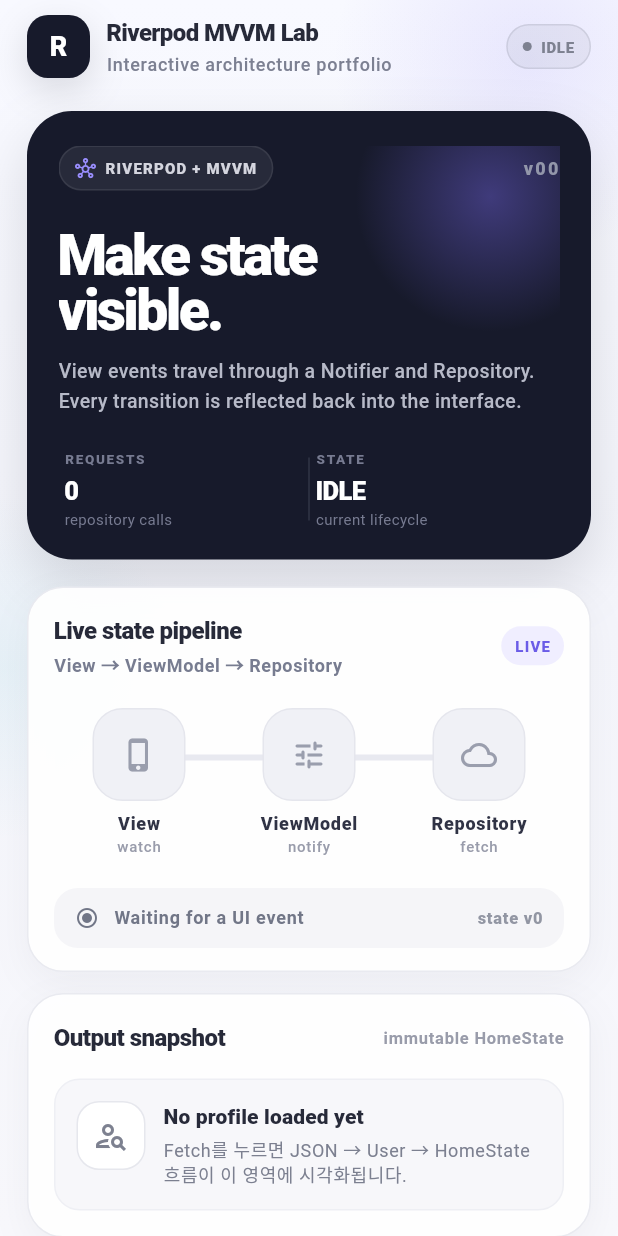
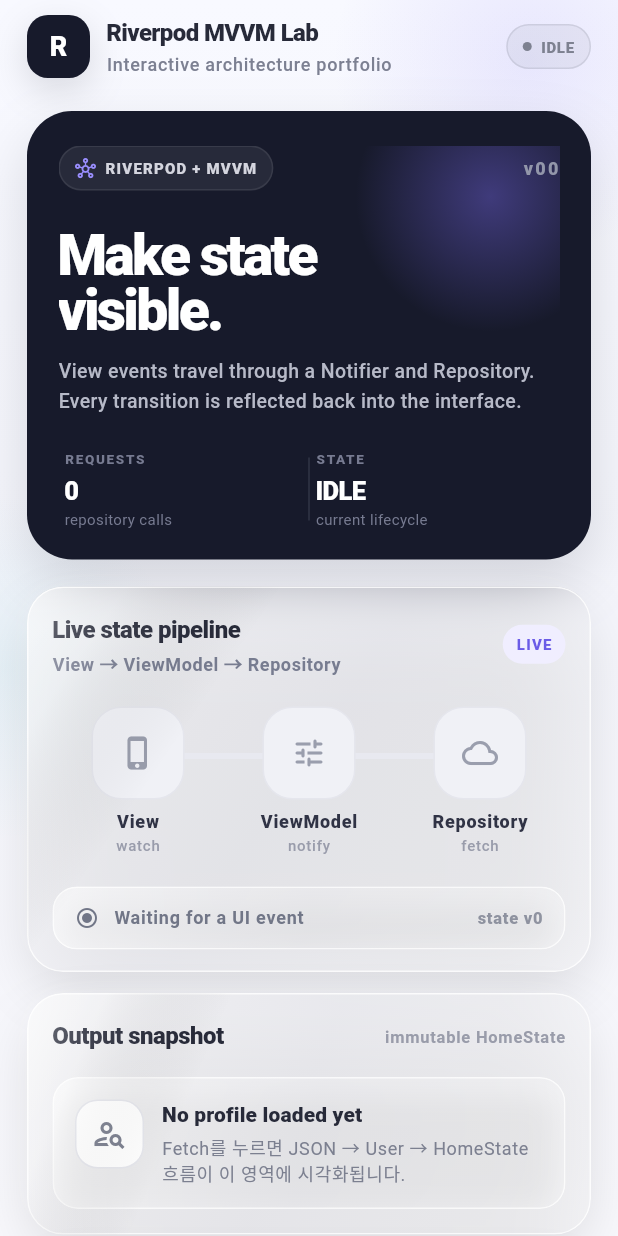
Before and after one commit to oosuhada/flutter_riverpod_mvvm, a Flutter app: the screen it shows after launch, on a phone screen of 412 x 824 dp. Run offline on Flutter 3.47's test engine with Material 3 defaults, Android fonts, the phone set to English and light mode, and no system bars; our stand-ins replace flutter_riverpod.

```diff
--- a/lib/home_page.dart
+++ b/lib/home_page.dart
@@ -651,40 +651,32 @@ class _TraceLine extends StatelessWidget {
 
   @override
   Widget build(BuildContext context) {
-    final (icon, message, color, background) = switch (state.status) {
+    final (icon, message, color) = switch (state.status) {
       RequestStatus.idle => (
           Icons.radio_button_checked_rounded,
           'Waiting for a UI event',
           const Color(0xFF717687),
-          const Color(0xFFF5F5F8),
         ),
       RequestStatus.loading => (
           Icons.sync_rounded,
           'ViewModel → Repository · request in flight',
           const Color(0xFF6559D9),
-          const Color(0xFFF1EFFF),
         ),
       RequestStatus.success => (
           Icons.check_circle_rounded,
           'Repository → ViewModel → View · state committed',
           const Color(0xFF17816D),
-          const Color(0xFFE8F7F2),
         ),
       RequestStatus.error => (
           Icons.error_rounded,
           'Repository → ViewModel · error captured, retry available',
           const Color(0xFFB44E62),
-          const Color(0xFFFFEFF2),
         ),
     };
 
-    return Container(
-      width: double.infinity,
+    return AppGlassInset(
       padding: const EdgeInsets.symmetric(horizontal: 14, vertical: 12),
-      decoration: BoxDecoration(
-        color: background,
-        borderRadius: BorderRadius.circular(16),
-      ),
+      accentColor: color,
       child: Row(
         children: [
           Icon(icon, size: 16, color: color),
@@ -861,14 +853,10 @@ class _OutputBody extends StatelessWidget {
           ],
         ),
         const SizedBox(height: 14),
-        Container(
-          width: double.infinity,
+        AppGlassInset(
           padding: const EdgeInsets.symmetric(horizontal: 12, vertical: 10),
-          decoration: BoxDecoration(
-            color: const Color(0xFFF7F7FA),
-            borderRadius: BorderRadius.circular(14),
-            border: Border.all(color: const Color(0xFFEEEFF4)),
-          ),
+          radius: 14,
+          accentColor: const Color(0xFF7668EA),
           child: Row(
             children: [
               const Icon(
@@ -925,14 +913,10 @@ class _EmptyOutput extends StatelessWidget {
   Widget build(BuildContext context) {
     final loading = state.status == RequestStatus.loading;
 
-    return Container(
-      width: double.infinity,
+    return AppGlassInset(
       padding: const EdgeInsets.all(14),
-      decoration: BoxDecoration(
-        color: const Color(0xFFF7F7FA),
-        borderRadius: BorderRadius.circular(17),
-        border: Border.all(color: const Color(0xFFEEEFF4)),
-      ),
+      radius: 17,
+      accentColor: loading ? const Color(0xFF7365E7) : const Color(0xFF7D8190),
       child: Row(
         crossAxisAlignment: CrossAxisAlignment.start,
         children: [
@@ -994,16 +978,10 @@ class _ErrorOutput extends StatelessWidget {
 
   @override
   Widget build(BuildContext context) {
-    return Container(
-      width: double.infinity,
+    return AppGlassInset(
       padding: const EdgeInsets.all(14),
-      decoration: BoxDecoration(
-        gradient: const LinearGradient(
-          colors: [Color(0xFFFFF3F5), Color(0xFFFFF8F8)],
-        ),
-        borderRadius: BorderRadius.circular(17),
-        border: Border.all(color: const Color(0xFFF8D8DE)),
-      ),
+      radius: 17,
+      accentColor: const Color(0xFFB24C60),
       child: Row(
         crossAxisAlignment: CrossAxisAlignment.start,
         children: [
@@ -1064,12 +1042,9 @@ class _DataPoint extends StatelessWidget {
 
   @override
   Widget build(BuildContext context) {
-    return Container(
+    return AppGlassInset(
       padding: const EdgeInsets.symmetric(horizontal: 10, vertical: 9),
-      decoration: BoxDecoration(
-        color: const Color(0xFFF7F7FA),
-        borderRadius: BorderRadius.circular(13),
-      ),
+      radius: 13,
       child: Column(
         crossAxisAlignment: CrossAxisAlignment.start,
         children: [
@@ -1274,21 +1249,11 @@ class _Surface extends StatelessWidget {
 
   @override
   Widget build(BuildContext context) {
-    return Container(
-      padding: padding,
-      decoration: BoxDecoration(
-        color: Colors.white.withValues(alpha: 0.94),
-        borderRadius: BorderRadius.circular(24),
-        border: Border.all(color: const Color(0xFFE9EAF0)),
-        boxShadow: const [
-          BoxShadow(
-            color: Color(0x0C171A2B),
-            blurRadius: 22,
-            offset: Offset(0, 8),
-          ),
-        ],
+    return AppGlassSurface(
+      child: Padding(
+        padding: padding,
+        child: child,
       ),
-      child: child,
     );
   }
 }
--- a/lib/v2_glass.dart
+++ b/lib/v2_glass.dart
@@ -3,18 +3,26 @@ import 'dart:ui';
 import 'package:flutter/material.dart';
 
 class AppGlassSurface extends StatelessWidget {
-  const AppGlassSurface({super.key, required this.child});
+  const AppGlassSurface({
+    super.key,
+    required this.child,
+    this.radius = 24,
+    this.blurSigma = 22,
+  });
 
   final Widget child;
+  final double radius;
+  final double blurSigma;
 
   @override
   Widget build(BuildContext context) {
     final highContrast = MediaQuery.maybeOf(context)?.highContrast ?? false;
     final theme = Theme.of(context);
     final dark = theme.brightness == Brightness.dark;
-    final radius = BorderRadius.circular(24);
+    final borderRadius = BorderRadius.circular(radius);
     final base = dark ? const Color(0xFF25262D) : Colors.white;
-    final accent = Color.lerp(base, theme.colorScheme.primary, dark ? .16 : .11)!;
+    final accent =
+        Color.lerp(base, theme.colorScheme.primary, dark ? .16 : .11)!;
     final topAlpha = highContrast ? (dark ? .96 : .98) : (dark ? .60 : .46);
     final middleAlpha = highContrast ? (dark ? .94 : .96) : (dark ? .50 : .34);
     final bottomAlpha = highContrast ? (dark ? .92 : .94) : (dark ? .42 : .26);
@@ -24,7 +32,7 @@ class AppGlassSurface extends StatelessWidget {
       children: [
         DecoratedBox(
           decoration: BoxDecoration(
-            borderRadius: radius,
+            borderRadius: borderRadius,
             gradient: LinearGradient(
               begin: Alignment.topLeft,
               end: Alignment.bottomRight,
@@ -48,7 +56,7 @@ class AppGlassSurface extends StatelessWidget {
           child: IgnorePointer(
             child: DecoratedBox(
               decoration: BoxDecoration(
-                borderRadius: radius,
+                borderRadius: borderRadius,
                 gradient: LinearGradient(
                   begin: Alignment.topLeft,
                   end: Alignment.center,
@@ -67,18 +75,18 @@ class AppGlassSurface extends StatelessWidget {
     );
 
     final clipped = ClipRRect(
-      borderRadius: radius,
+      borderRadius: borderRadius,
       child: highContrast
           ? body
           : BackdropFilter(
-              filter: ImageFilter.blur(sigmaX: 22, sigmaY: 22),
+              filter: ImageFilter.blur(sigmaX: blurSigma, sigmaY: blurSigma),
               child: body,
             ),
     );
 
     return DecoratedBox(
       decoration: BoxDecoration(
-        borderRadius: radius,
+        borderRadius: borderRadius,
         boxShadow: [
           BoxShadow(
             color: Colors.black.withValues(alpha: dark ? .28 : .13),
@@ -98,3 +106,68 @@ class AppGlassSurface extends StatelessWidget {
     );
   }
 }
+
+class AppGlassInset extends StatelessWidget {
+  const AppGlassInset({
+    super.key,
+    required this.child,
+    this.padding = EdgeInsets.zero,
+    this.radius = 16,
+    this.accentColor,
+  });
+
+  final Widget child;
+  final EdgeInsetsGeometry padding;
+  final double radius;
+  final Color? accentColor;
+
+  @override
+  Widget build(BuildContext context) {
+    final highContrast = MediaQuery.maybeOf(context)?.highContrast ?? false;
+    final dark = Theme.of(context).brightness == Brightness.dark;
+    final borderRadius = BorderRadius.circular(radius);
+    final base = dark ? const Color(0xFF202129) : Colors.white;
+    final accent = accentColor ?? Theme.of(context).colorScheme.primary;
+
+    final content = Container(
+      padding: padding,
+      decoration: BoxDecoration(
+        borderRadius: borderRadius,
+        gradient: LinearGradient(
+          begin: Alignment.topLeft,
+          end: Alignment.bottomRight,
+          colors: [
+            base.withValues(alpha: highContrast ? .94 : (dark ? .54 : .54)),
+            Color.lerp(base, accent, dark ? .18 : .10)!
+                .withValues(alpha: highContrast ? .92 : (dark ? .44 : .38)),
+            base.withValues(alpha: highContrast ? .90 : (dark ? .34 : .26)),
+          ],
+        ),
+        border: Border.all(
+          color: Colors.white.withValues(
+            alpha: highContrast ? (dark ? .42 : .96) : (dark ? .18 : .72),
+          ),
+        ),
+        boxShadow: [
+          BoxShadow(
+            color: Colors.black.withValues(alpha: dark ? .16 : .055),
+            blurRadius: 14,
+            spreadRadius: -6,
+            offset: const Offset(0, 7),
+          ),
+        ],
+      ),
+      child: child,
+    );
+
+    if (highContrast) return content;
+
+    return ClipRRect(
+      borderRadius: borderRadius,
+      child: BackdropFilter(
+        filter: ImageFilter.blur(sigmaX: 12, sigmaY: 12),
+        child: content,
+      ),
+    );
+  }
+}
```
Also changed, not shown: .github/assets/portfolio/01-idle.png, .github/assets/portfolio/02-loading.png, .github/assets/portfolio/03-success.png, .github/assets/portfolio/04-error-retry.png, 1 other file.
